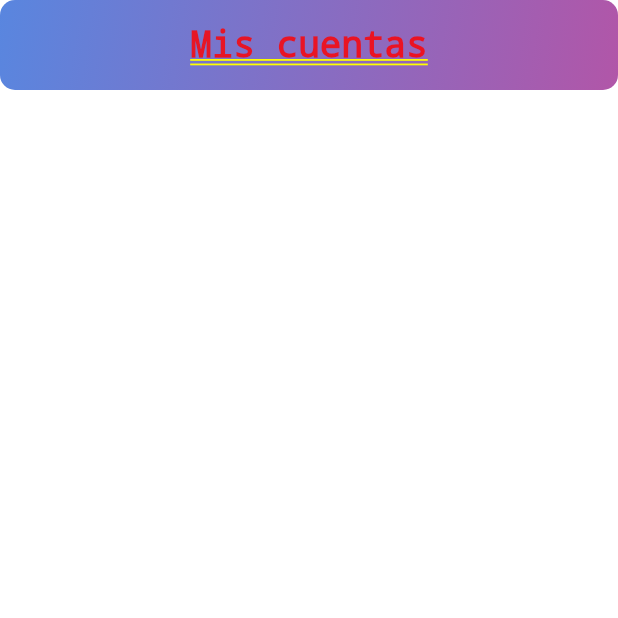
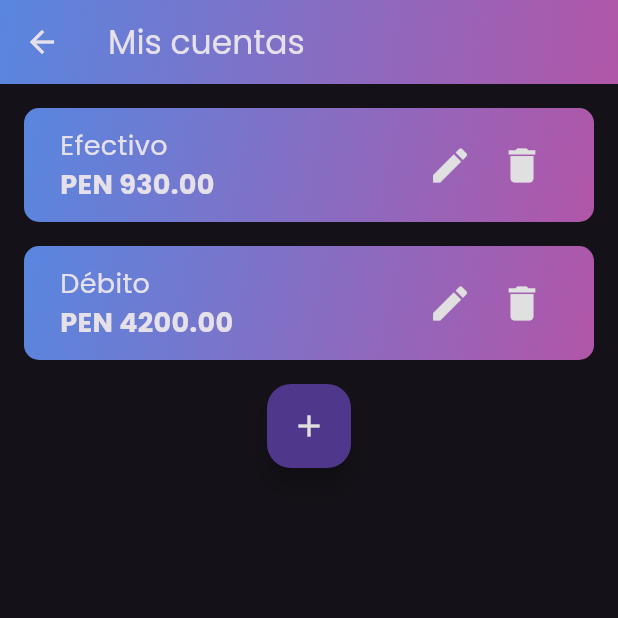
Before and after one commit to Edurz135/mycash_front, a Flutter app: the screen it shows after launch, after a tap on the "settings" icon, on a phone screen of 412 x 824 dp, the top half of it. Run offline on Flutter 3.47's test engine with Material 3 defaults, Android fonts, the phone set to English and light mode, and no system bars.

Commit message:
my accounts page

```diff
--- /dev/null
+++ b/lib/components/detailed_account_item.dart
@@ -0,0 +1,71 @@
+import 'package:flutter/material.dart';
+
+class DetailedAccountItem extends StatelessWidget {
+  final String title;
+  final String amount;
+
+  const DetailedAccountItem({
+    Key? key,
+    required this.title,
+    required this.amount,
+  }) : super(key: key);
+
+  @override
+  Widget build(BuildContext context) {
+    return Container(
+      padding: const EdgeInsets.all(8),
+      decoration: BoxDecoration(
+        borderRadius: BorderRadius.circular(10),
+        gradient: const LinearGradient(
+          begin: Alignment.topLeft,
+          end: Alignment.bottomRight,
+          colors: [
+            Color.fromRGBO(89, 134, 223, 1),
+            Color.fromRGBO(177, 86, 168, 1)
+          ],
+        ),
+      ),
+      child: Container(
+        width: double.infinity,
+        padding: const EdgeInsets.symmetric(horizontal: 16, vertical: 4),
+        child: Row(
+          mainAxisAlignment: MainAxisAlignment.spaceBetween,
+          children: [
+            Expanded(
+              child: Column(
+                crossAxisAlignment: CrossAxisAlignment.start,
+                children: [
+                  Text(
+                    title,
+                    style: const TextStyle(
+                      fontSize: 18,
+                    ),
+                  ),
+                  Text(
+                    amount,
+                    style: const TextStyle(
+                      fontSize: 18,
+                      fontWeight: FontWeight.bold,
+                    ),
+                  ),
+                ],
+              ),
+            ),
+            IconButton(
+              icon: const Icon(Icons.edit),
+              color: Colors.grey.shade300,
+              iconSize: 30,
+              onPressed: () {},
+            ),
+            IconButton(
+              icon: const Icon(Icons.delete),
+              color: Colors.grey.shade300,
+              iconSize: 30,
+              onPressed: () {},
+            ),
+          ],
+        ),
+      ),
+    );
+  }
+}
--- a/lib/main.dart
+++ b/lib/main.dart
@@ -64,7 +64,7 @@ class _BottomNavBarState extends State<BottomNavBar> {
           child: Padding(
         padding: const EdgeInsets.fromLTRB(
           16.0, // Left padding
-          20.0, // Top padding
+          64.0, // Top padding
           16.0, // Right padding
           0.0, // Bottom padding
         ), // Add horizontal padding
--- a/lib/screens/accounts_screen.dart
+++ b/lib/screens/accounts_screen.dart
@@ -1,14 +1,13 @@
 import 'package:flutter/material.dart';
+import 'package:mycash_front/components/detailed_account_item.dart';
 
 class AccountsScreen extends StatelessWidget {
   @override
   Widget build(BuildContext context) {
-    return Column(crossAxisAlignment: CrossAxisAlignment.start, children: [
-      ClipRRect(
-        borderRadius:
-            BorderRadius.circular(10), // Set border radius for rounding
-        child: Container(
-          width: double.infinity, // Full width of the screen
+    return Scaffold(
+      appBar: AppBar(
+        title: const Text('Mis cuentas'),
+        flexibleSpace: Container(
           decoration: const BoxDecoration(
             gradient: LinearGradient(
               begin: Alignment.topLeft,
@@ -19,23 +18,33 @@ class AccountsScreen extends StatelessWidget {
               ],
             ),
           ),
-          child: const Column(
-            children: [
-              SizedBox(height: 16), // Add spacing
-              Text(
-                'Mis cuentas',
-                textAlign: TextAlign.center,
-                style: TextStyle(
-                  fontSize: 24,
-                  fontWeight: FontWeight.bold,
-                ),
-              ),
-              SizedBox(height: 16), // Add spacing
-            ],
-          ),
         ),
       ),
-      const SizedBox(height: 16), // Add spacing
-    ]);
+      body: Padding(
+        padding: const EdgeInsets.symmetric(
+            horizontal: 16.0), // Add horizontal padding
+        child: Column(
+          children: [
+            const SizedBox(height: 16),
+            const Padding(
+              padding: const EdgeInsets.only(bottom: 16.0),
+              child:
+                  DetailedAccountItem(title: 'Efectivo', amount: 'PEN 930.00'),
+            ),
+            const Padding(
+              padding: const EdgeInsets.only(bottom: 16.0),
+              child:
+                  DetailedAccountItem(title: 'Débito', amount: 'PEN 4200.00'),
+            ),
+            FloatingActionButton(
+              onPressed: () {
+                // Handle adding an account
+              },
+              child: Icon(Icons.add, color: Colors.grey.shade300),
+            ),
+          ],
+        ),
+      ),
+    );
   }
 }
```
